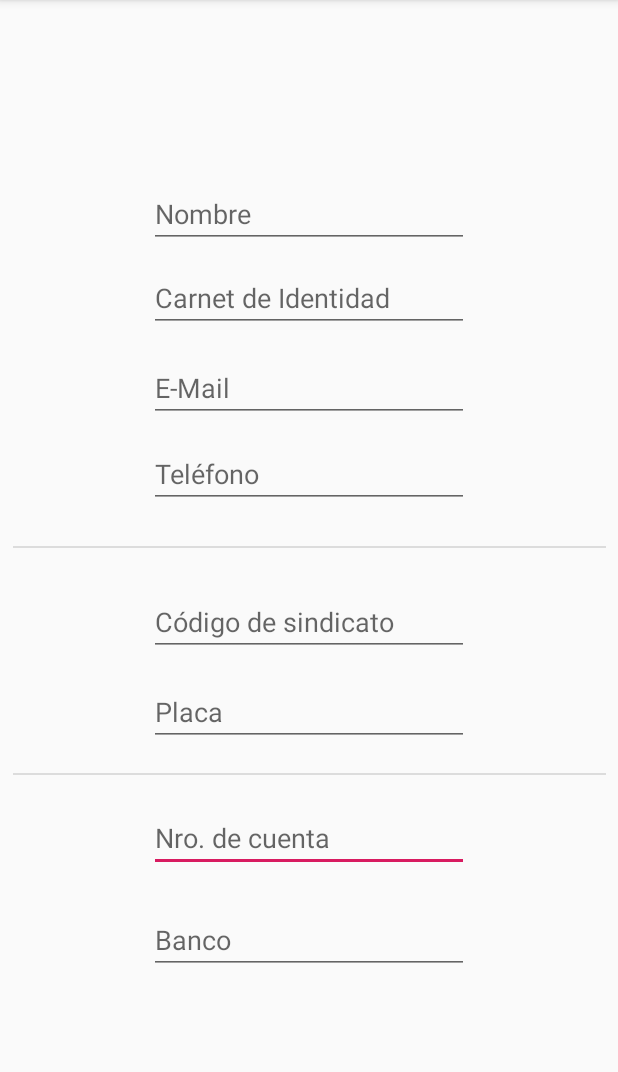
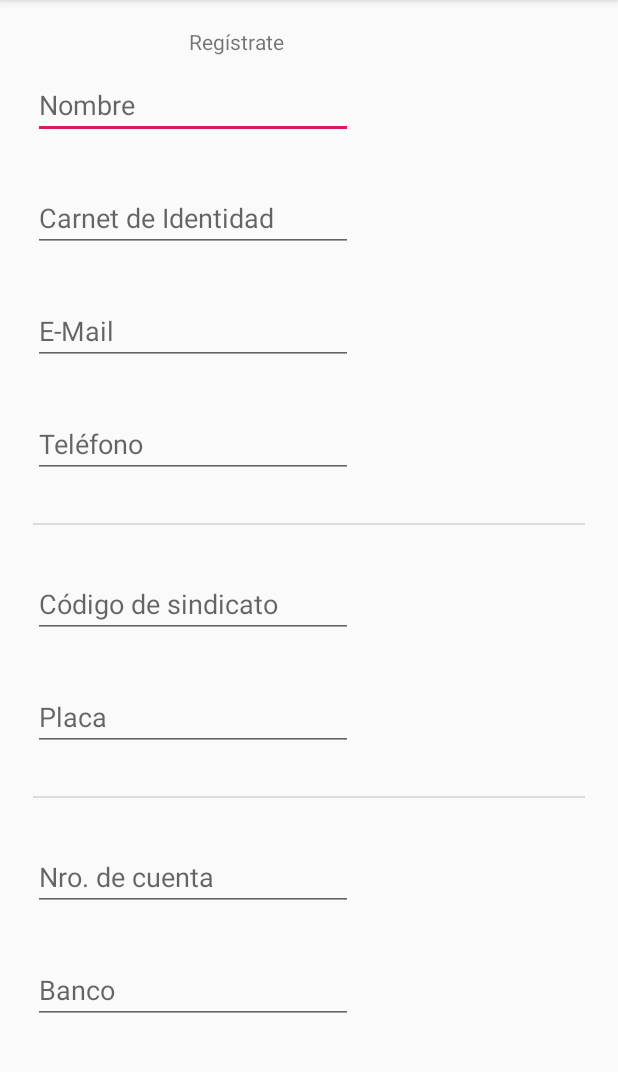
Before and after one commit to andresduarter22/sarana, an Android app: the screen it shows after launch (MainActivity), on a phone screen of 412 x 824 dp, the part 84-1156 px from its top. Run offline under Robolectric (Android 15) with nearby library versions, the phone set to English and light mode, and no system bars.

Commit message:
Registrate mas mejor xD

```diff
--- a/app/src/main/res/layout/activity_main.xml
+++ b/app/src/main/res/layout/activity_main.xml
@@ -7,126 +7,126 @@
     tools:context=".MainActivity">
 
 
-        <EditText
-            android:id="@+id/editText8"
+    <ScrollView
+        android:layout_width="400dp"
+        android:layout_height="700dp"
+        android:layout_marginTop="8dp"
+        app:layout_constraintEnd_toEndOf="parent"
+        app:layout_constraintHorizontal_bias="0.5"
+        app:layout_constraintStart_toStartOf="parent"
+        app:layout_constraintTop_toTopOf="parent">
+
+        <LinearLayout
             android:layout_width="wrap_content"
             android:layout_height="wrap_content"
-            android:layout_marginTop="536dp"
+            android:paddingLeft="16dp"
+            android:paddingRight="16dp"
+            android:orientation="vertical" >
+
+            <TextView
+                android:id="@+id/registate"
+                android:layout_width="wrap_content"
+                android:layout_height="wrap_content"
+                android:layout_gravity="center"
+                android:layout_marginTop="10dp"
                 android:ems="10"
-            android:hint="Nro. de cuenta"
-            android:inputType="textPersonName"
-            app:layout_constraintEnd_toEndOf="parent"
-            app:layout_constraintStart_toStartOf="parent"
-            app:layout_constraintTop_toTopOf="parent" />
-
+                android:text="@string/registrateTitulo" />
             <EditText
                 android:id="@+id/nombre"
                 android:layout_width="wrap_content"
                 android:layout_height="wrap_content"
-            android:layout_marginTop="120dp"
+                android:layout_marginTop="10dp"
                 android:ems="10"
-            android:hint="Nombre"
-            android:inputType="textPersonName"
-            app:layout_constraintEnd_toEndOf="parent"
-            app:layout_constraintStart_toStartOf="parent"
-            app:layout_constraintTop_toTopOf="parent" />
+                android:hint="@string/nombreR"
+                android:inputType="textPersonName" />
 
             <EditText
                 android:id="@+id/CI"
                 android:layout_width="wrap_content"
                 android:layout_height="wrap_content"
-            android:layout_marginTop="176dp"
+                android:layout_marginTop="30dp"
                 android:ems="10"
-            android:hint="Carnet de Identidad"
+                android:hint="@string/carnet_de_identidadR"
                 android:inputType="number"
-            app:layout_constraintEnd_toEndOf="parent"
-            app:layout_constraintStart_toStartOf="parent"
-            app:layout_constraintTop_toTopOf="parent" />
+                android:autofillHints="" />
 
             <EditText
                 android:id="@+id/mail"
                 android:layout_width="wrap_content"
                 android:layout_height="wrap_content"
-            android:layout_marginTop="236dp"
+                android:layout_marginTop="30dp"
                 android:ems="10"
-            android:hint="E-Mail"
+                android:hint="@string/e_mailR"
                 android:inputType="textEmailAddress"
-            app:layout_constraintEnd_toEndOf="parent"
-            app:layout_constraintStart_toStartOf="parent"
-            app:layout_constraintTop_toTopOf="parent" />
+                android:autofillHints="" />
 
             <EditText
                 android:id="@+id/telefono"
                 android:layout_width="wrap_content"
                 android:layout_height="wrap_content"
-            android:layout_marginTop="293dp"
+                android:layout_marginTop="30dp"
                 android:ems="10"
-            android:hint="Teléfono"
+                android:hint="@string/telefonoR"
                 android:inputType="phone"
-            app:layout_constraintEnd_toEndOf="parent"
-            app:layout_constraintHorizontal_bias="0.5"
-            app:layout_constraintStart_toStartOf="parent"
-            app:layout_constraintTop_toTopOf="parent" />
+                android:autofillHints="" />
+
+            <View
+                android:id="@+id/divider"
+                android:layout_width="395dp"
+                android:layout_height="1dp"
+                android:layout_marginTop="30dp"
+                android:background="?android:attr/listDivider" />
+
+            <EditText
+                android:id="@+id/codigoTransito"
+                android:layout_width="wrap_content"
+                android:layout_height="wrap_content"
+                android:layout_marginTop="30dp"
+                android:ems="10"
+                android:hint="@string/codigo_de_sindicatoR"
+                android:inputType="textPersonName"
+                android:autofillHints="" />
 
             <EditText
                 android:id="@+id/placa"
                 android:layout_width="wrap_content"
                 android:layout_height="wrap_content"
-            android:layout_marginTop="452dp"
+                android:layout_marginTop="30dp"
                 android:ems="10"
-            android:hint="Placa"
+                android:hint="@string/placa"
                 android:inputType="textPersonName"
-            app:layout_constraintEnd_toEndOf="parent"
-            app:layout_constraintStart_toStartOf="parent"
-            app:layout_constraintTop_toTopOf="parent" />
+                android:autofillHints="" />
+
+            <View
+                android:id="@+id/divider2"
+                android:layout_width="395dp"
+                android:layout_height="1dp"
+                android:layout_marginTop="30dp"
+                android:background="?android:attr/listDivider" />
+
+            <EditText
+                android:id="@+id/numeroCuenta"
+                android:layout_width="wrap_content"
+                android:layout_height="wrap_content"
+                android:layout_marginTop="30dp"
+                android:ems="10"
+                android:hint="@string/nro_de_cuenta"
+                android:inputType="textPersonName"
+                android:autofillHints="" />
 
             <EditText
                 android:id="@+id/banco"
                 android:layout_width="wrap_content"
                 android:layout_height="wrap_content"
-            android:layout_marginTop="604dp"
+                android:layout_marginTop="30dp"
+                android:layout_marginBottom="40dp"
                 android:ems="10"
-            android:hint="Banco"
+                android:hint="@string/banco"
                 android:inputType="textPersonName"
-            app:layout_constraintEnd_toEndOf="parent"
-            app:layout_constraintStart_toStartOf="parent"
-            app:layout_constraintTop_toTopOf="parent" />
+                android:autofillHints="" />
 
-        <EditText
-            android:id="@+id/codigoTransito"
-            android:layout_width="wrap_content"
-            android:layout_height="wrap_content"
-            android:layout_marginTop="392dp"
-            android:ems="10"
-            android:hint="Código de sindicato"
-            android:inputType="textPersonName"
-            app:layout_constraintEnd_toEndOf="parent"
-            app:layout_constraintHorizontal_bias="0.5"
-            app:layout_constraintStart_toStartOf="parent"
-            app:layout_constraintTop_toTopOf="parent" />
-
-        <View
-            android:id="@+id/divider"
-            android:layout_width="395dp"
-            android:layout_height="1dp"
-            android:layout_marginTop="364dp"
-            android:background="?android:attr/listDivider"
-            app:layout_constraintEnd_toEndOf="parent"
-            app:layout_constraintHorizontal_bias="0.5"
-            app:layout_constraintStart_toStartOf="parent"
-            app:layout_constraintTop_toTopOf="parent" />
-
-        <View
-            android:id="@+id/divider2"
-            android:layout_width="395dp"
-            android:layout_height="1dp"
-            android:layout_marginTop="515dp"
-            android:background="?android:attr/listDivider"
-            app:layout_constraintEnd_toEndOf="parent"
-            app:layout_constraintHorizontal_bias="0.5"
-            app:layout_constraintStart_toStartOf="parent"
-            app:layout_constraintTop_toTopOf="parent" />
-
+        </LinearLayout>
+    </ScrollView>
 
 
 </android.support.constraint.ConstraintLayout>
--- a/app/src/main/res/values/strings.xml
+++ b/app/src/main/res/values/strings.xml
@@ -1,3 +1,12 @@
 <resources>
     <string name="app_name">sarana</string>
+    <string name="registrateTitulo">Regístrate</string>
+    <string name="nombreR">Nombre</string>
+    <string name="carnet_de_identidadR">Carnet de Identidad</string>
+    <string name="e_mailR">E-Mail</string>
+    <string name="telefonoR">Teléfono</string>
+    <string name="codigo_de_sindicatoR">Código de sindicato</string>
+    <string name="placa">Placa</string>
+    <string name="nro_de_cuenta">Nro. de cuenta</string>
+    <string name="banco">Banco</string>
 </resources>
```
Lines whose indentation alone changed are shown as unchanged.
